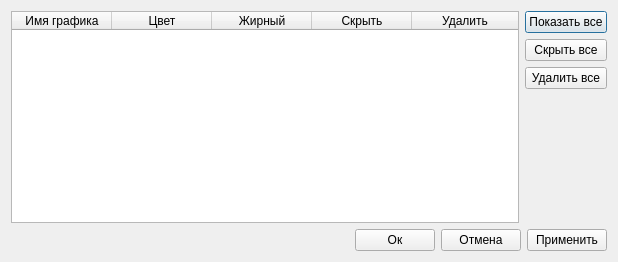
This is ui/graphs_edit_dialog.ui in irsural/spectrum_reader as Qt 5 draws it before an edit. The edited form follows.
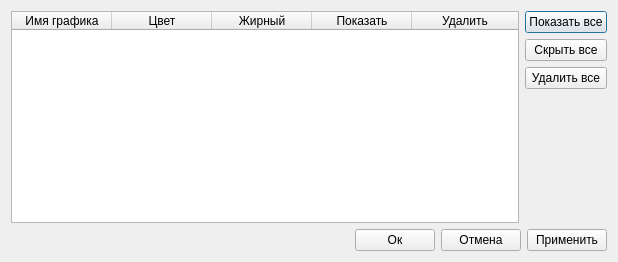
This is the edited form. Icons and pictures are not drawn.

```diff
--- a/ui/graphs_edit_dialog.ui
+++ b/ui/graphs_edit_dialog.ui
@@ -65,7 +65,7 @@
          </column>
          <column>
           <property name="text">
-           <string>Скрыть</string>
+           <string>Показать</string>
           </property>
          </column>
          <column>
```
